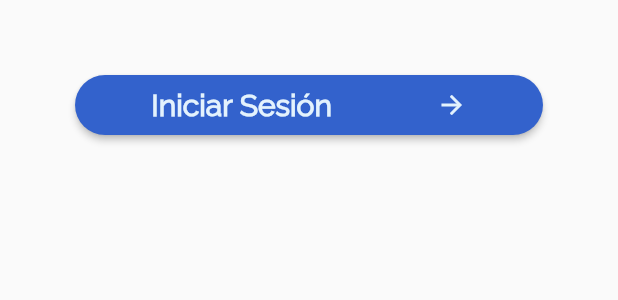
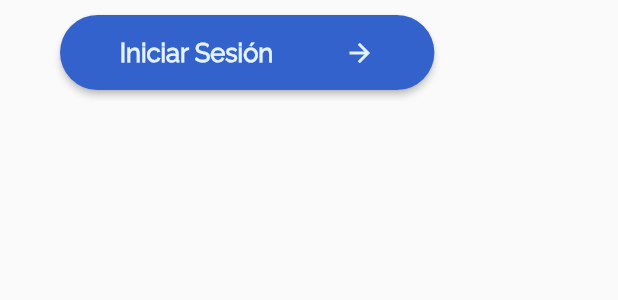
Before and after one commit to Stratovarius93/GoClassUnibe, a Flutter app: the CreateLoginButton widget shown alone on an empty page, opened directly, on a phone screen of 412 x 824 dp. Shown: the top 300 px of the screen. Run offline on Flutter 3.47's test engine with Material 2 defaults, Android fonts, the phone set to English and light mode, and no system bars; our stand-ins replace auto_size_text, image_picker.

Commit message:
login e iniciar sesion background

```diff
--- a/lib/main.dart
+++ b/lib/main.dart
@@ -1,4 +1,5 @@
 import 'package:GoClassUnibe/widgets/generics/homeApp/Background.dart';
+import 'package:GoClassUnibe/widgets/generics/homeApp/Login.dart';
 import 'package:GoClassUnibe/widgets/generics/homeApp/PrincipalPage.dart';
 import 'package:flutter/material.dart';
 import 'package:flutter/services.dart';
--- a/lib/widgets/generics/homeApp/Background.dart
+++ b/lib/widgets/generics/homeApp/Background.dart
@@ -1,13 +1,15 @@
 import 'package:flutter/material.dart';
 
-Color color1;
+Color color11;
 Color _color2;
 double imageSize;
 
 class Background extends StatelessWidget {
   final Color color1;
   final Color color2;
+
   const Background({Key key, this.color1, this.color2}) : super(key: key);
+
   @override
   Widget build(BuildContext context) {
     imageSize = MediaQuery.of(context).size.height * 0.20;
@@ -30,7 +32,9 @@ class Background extends StatelessWidget {
 class MyPainter extends CustomPainter {
   final List<Color> colorG;
   final List<double> stopsG;
+
   const MyPainter(this.colorG, this.stopsG);
+
   @override
   void paint(Canvas canvas, Size size) {
     final rect = Offset.zero & size;
@@ -65,6 +69,7 @@ class MyPainter extends CustomPainter {
 class MyPainter2 extends CustomPainter {
   final List<Color> colorG;
   final List<double> stopsG;
+
   const MyPainter2(this.colorG, this.stopsG);
 
   @override
@@ -98,7 +103,9 @@ class MyPainter2 extends CustomPainter {
 class CustomPAnimated1 extends StatefulWidget {
   final Color color1;
   final Color color2;
+
   const CustomPAnimated1({Key key, this.color1, this.color2}) : super(key: key);
+
   @override
   _CustomPAnimated1State createState() => _CustomPAnimated1State();
 }
@@ -106,6 +113,7 @@ class CustomPAnimated1 extends StatefulWidget {
 class _CustomPAnimated1State extends State<CustomPAnimated1>
     with SingleTickerProviderStateMixin {
   AnimationController _controller;
+
   @override
   void initState() {
     super.initState();
@@ -153,7 +161,7 @@ class _CustomPAnimated1State extends State<CustomPAnimated1>
                     //color: Colors.black12,
                     child: CustomPaint(
                       painter: MyPainter2(
-                          [widget.color1, _color2, widget.color1],
+                          [widget.color1, widget.color2, widget.color1],
                           [0.0, _controller.value, 1.0]),
                     )),
               )
--- a/lib/widgets/generics/homeApp/Input.dart
+++ b/lib/widgets/generics/homeApp/Input.dart
@@ -19,7 +19,7 @@ class CreateEmailInput extends StatelessWidget {
   @override
   Widget build(BuildContext context) {
     return Padding(
-      padding: const EdgeInsets.only(top: 14.0,left: 50.0,right: 50.0),
+      padding: const EdgeInsets.only(top:80.0,left: 40.0,right: 40.0,bottom: 20.0),
       child: TextFormField(
         maxLength: 10,
         keyboardType: TextInputType.number,
--- a/lib/widgets/generics/homeApp/LoginButton.dart
+++ b/lib/widgets/generics/homeApp/LoginButton.dart
@@ -19,13 +19,14 @@ class CreateLoginButton extends StatelessWidget {
   @override
   Widget build(BuildContext context) {
     return Container(
-      padding: const EdgeInsets.only(top: 50.0, right: 50.0, left: 50.0),
-      height: 90.0,
+      padding: const EdgeInsets.only(top:10.0,left: 40.0,right: 40.0,bottom: 20.0),
+      height: 80.0,
+      width: MediaQuery.of(context).size.width * 0.80,
       child: RaisedButton(
         child: Row(
           mainAxisAlignment: MainAxisAlignment.spaceAround,
           children: <Widget>[
-            Text((Title),style: TextStyle(fontSize: 20.0, fontFamily: fontApp, fontWeight: FontWeight.bold,),),
+            Text((Title),style: TextStyle(fontSize: 17.0, fontFamily: fontApp, fontWeight: FontWeight.bold,),),
             Icon( Icons.arrow_forward, size: 20.0,
             ),
           ],
--- a/lib/widgets/generics/homeApp/PasswordInput.dart
+++ b/lib/widgets/generics/homeApp/PasswordInput.dart
@@ -19,7 +19,7 @@ class CreatePasswordInput extends StatelessWidget {
   @override
   Widget build(BuildContext context) {
     return Padding(
-      padding: const EdgeInsets.only(left: 50.0,right: 50.0,),
+      padding: const EdgeInsets.only(left: 40.0,right: 40.0,bottom: 20.0),
       child: TextFormField(
         decoration: InputDecoration(
             prefixIcon: icon,
--- a/lib/widgets/generics/homeApp/Title.dart
+++ b/lib/widgets/generics/homeApp/Title.dart
@@ -18,13 +18,13 @@ class MainTitle extends StatelessWidget {
       child: Column(
         children: <Widget>[
           SizedBox(
-            height: 8,
+            height: 6,
           ),
           Text(Title,
             style: TextStyle(
               fontFamily: fontApp,
               fontWeight: FontWeight.bold,
-              fontSize: 25.0,
+              fontSize: 20.0,
               color: colorText,
             ),
           ),
```
Also changed, not shown: lib/widgets/generics/homeApp/Login.dart (+23 -5 lines), lib/widgets/generics/homeApp/PrincipalPage.dart (+10 -2 lines), images/login.png (added), images/login.svg (added).
